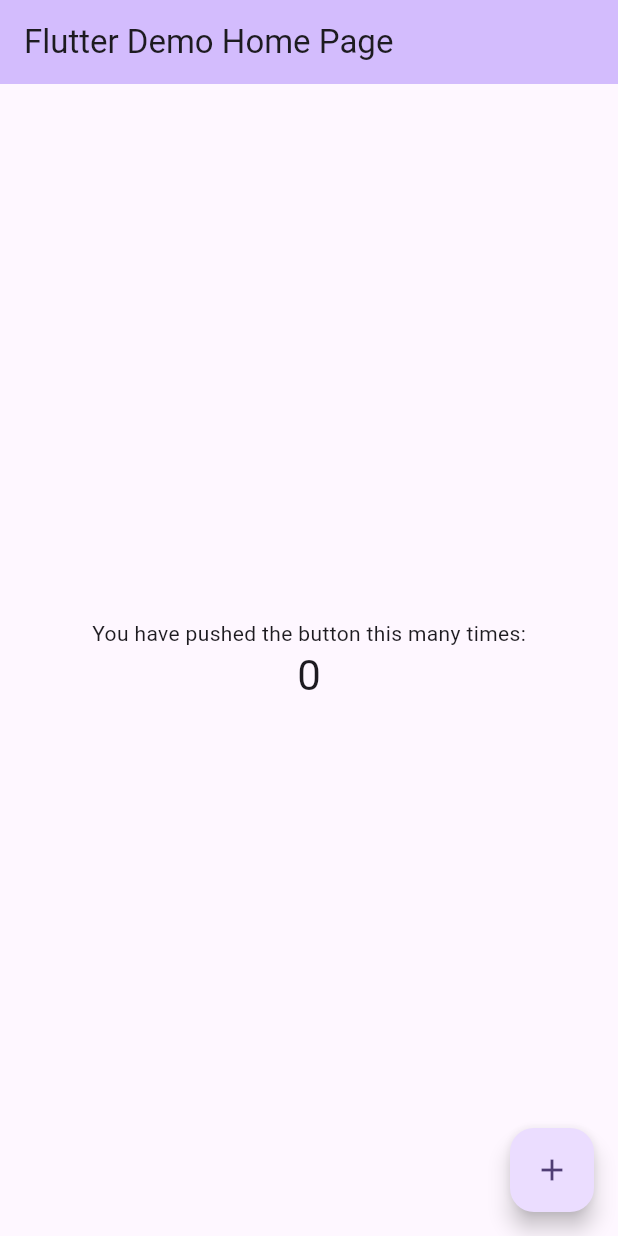
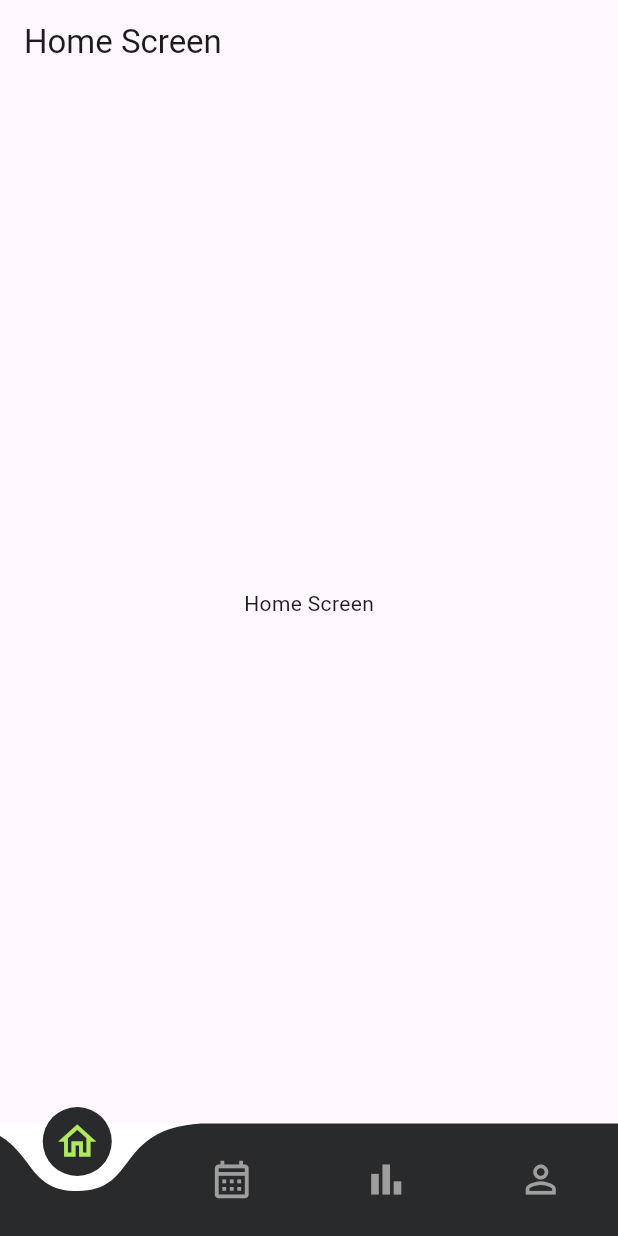
Before and after one commit to VitorRibe/Materia, a Flutter app: the screen it shows after launch, on a phone screen of 412 x 824 dp. Run offline on Flutter 3.47's test engine with Material 3 defaults, Android fonts, the phone set to English and light mode, and no system bars; drawn by our look-alikes of curved_navigation_bar.

Commit message:
A bottom navigation bar has been added, and templates have been created for the home, settings, periods, and control panel screens. A file has been added to define the application's colors.

```diff
--- /dev/null
+++ b/lib/app/res/colors.dart
@@ -0,0 +1,22 @@
+import 'package:flutter/material.dart';
+
+/* Define as cores do app */
+class AppColors {
+  static const Color primary = Color(0xFFB0EA5F);
+  static const Color primaryVariant = Color(0xFF3700B3);
+  static const Color secondary = Color(0xFF292A2C);
+  static const Color secondaryVariant = Color(0xFF018786);
+
+  static const Color background = Color(0xFF141414);
+  static const Color backgroundVariant1 = Color(0xFF002132);
+  static const Color backgroundVariant2 = Color(0xFF001425);
+  static const Color bottomNavBarBG = Color(0xFF161719);
+  static const Color surface = Color(0xFFFFFFFF);
+  static const Color error = Color(0xFFB00020);
+
+  static const Color onPrimary = Color(0xFFFFFFFF);
+  static const Color onSecondary = Color(0xFF000000);
+  static const Color onBackground = Color(0xFF000000);
+  static const Color onSurface = Color(0xFF000000);
+  static const Color onError = Color(0xFFFFFFFF);
+}
--- /dev/null
+++ b/lib/app/ui/screens/home_screen.dart
@@ -0,0 +1,25 @@
+import 'package:flutter/material.dart';
+
+/* Define a tela inicial */
+class HomeScreen extends StatefulWidget {
+  const HomeScreen({super.key});
+
+  @override
+  State<HomeScreen> createState() => _HomeScreenState();
+}
+
+class _HomeScreenState extends State<HomeScreen> {
+
+  @override
+  Widget build(BuildContext context) {
+    return Scaffold(
+      appBar: AppBar(
+        title: const Text('Home Screen'),
+        elevation: 0,
+      ),
+      body: Center(
+        child: Text('Home Screen'),
+      )
+    );
+  }
+}
--- /dev/null
+++ b/lib/app/ui/wrappers/main_screen.dart
@@ -0,0 +1,57 @@
+import 'package:curved_navigation_bar/curved_navigation_bar.dart';
+import 'package:flutter/material.dart';
+import 'package:materia/app/ui/screens/config_screen.dart';
+import 'package:materia/app/ui/screens/dash_screen.dart';
+import 'package:materia/app/ui/screens/home_screen.dart';
+import '../../res/colors.dart';
+import '../screens/periodo_screen.dart';
+
+/* Responsável pela navegação da botton navigation bar */
+class MainScreen extends StatefulWidget{
+  const MainScreen({super.key});
+
+  @override
+  State<MainScreen> createState() => _MainScreenState();
+}
+
+class _MainScreenState extends State<MainScreen> {
+  int _index = 0;
+
+  // Lista de telas da Botton Navigation Bar
+  final List<Widget> _telas = [
+    const HomeScreen(),
+    const PeriodoScreen(),
+    const DashboardScreen(),
+    const ConfigScreen()
+  ];
+
+  @override
+  Widget build(BuildContext context) {
+    final items = <Widget> [
+      Icon(Icons.home_outlined, size: 30, color: _index == 0 ? AppColors.primary : Colors.grey),
+      Icon(Icons.calendar_month_outlined, size: 30, color: _index == 1 ? AppColors.primary : Colors.grey),
+      Icon(Icons.bar_chart_outlined, size: 30, color: _index == 2 ? AppColors.primary : Colors.grey),
+      Icon(Icons.person_outline, size: 30, color: _index == 3 ? AppColors.primary : Colors.grey)
+    ];
+
+    return Scaffold(
+      // IndexedStack preserva o estado das telas (não recarrega ao trocar de aba)
+      body: IndexedStack(
+        index: _index,
+        children: _telas,
+      ),
+
+      bottomNavigationBar: CurvedNavigationBar(
+        backgroundColor: AppColors.surface,
+        buttonBackgroundColor: AppColors.secondary,
+        animationCurve: Curves.easeInOut,
+        color: AppColors.secondary,
+        animationDuration: Duration(milliseconds: 300),
+        height: 75,
+        items: items,
+        index: _index,
+        onTap: (index) => setState(() => _index = index),
+      )
+    );
+  }
+}
--- a/lib/main.dart
+++ b/lib/main.dart
@@ -1,4 +1,5 @@
 import 'package:flutter/material.dart';
+import 'package:materia/app/ui/wrappers/main_screen.dart';
 
 void main() {
   runApp(const MyApp());
@@ -7,116 +8,15 @@ void main() {
 class MyApp extends StatelessWidget {
   const MyApp({super.key});
 
-  // This widget is the root of your application.
   @override
   Widget build(BuildContext context) {
     return MaterialApp(
-      title: 'Flutter Demo',
+      debugShowCheckedModeBanner: false,
+      title: 'Materia',
       theme: ThemeData(
-        // This is the theme of your application.
-        //
-        // TRY THIS: Try running your application with "flutter run". You'll see
-        // the application has a purple toolbar. Then, without quitting the app,
-        // try changing the seedColor in the colorScheme below to Colors.green
-        // and then invoke "hot reload" (save your changes or press the "hot
-        // reload" button in a Flutter-supported IDE, or press "r" if you used
-        // the command line to start the app).
-        //
-        // Notice that the counter didn't reset back to zero; the application
-        // state is not lost during the reload. To reset the state, use hot
-        // restart instead.
-        //
-        // This works for code too, not just values: Most code changes can be
-        // tested with just a hot reload.
         colorScheme: ColorScheme.fromSeed(seedColor: Colors.deepPurple),
       ),
-      home: const MyHomePage(title: 'Flutter Demo Home Page'),
+      home: const MainScreen(),
     );
   }
 }
-
-class MyHomePage extends StatefulWidget {
-  const MyHomePage({super.key, required this.title});
-
-  // This widget is the home page of your application. It is stateful, meaning
-  // that it has a State object (defined below) that contains fields that affect
-  // how it looks.
-
-  // This class is the configuration for the state. It holds the values (in this
-  // case the title) provided by the parent (in this case the App widget) and
-  // used by the build method of the State. Fields in a Widget subclass are
-  // always marked "final".
-
-  final String title;
-
-  @override
-  State<MyHomePage> createState() => _MyHomePageState();
-}
-
-class _MyHomePageState extends State<MyHomePage> {
-  int _counter = 0;
-
-  void _incrementCounter() {
-    setState(() {
-      // This call to setState tells the Flutter framework that something has
-      // changed in this State, which causes it to rerun the build method below
-      // so that the display can reflect the updated values. If we changed
-      // _counter without calling setState(), then the build method would not be
-      // called again, and so nothing would appear to happen.
-      _counter++;
-    });
-  }
-
-  @override
-  Widget build(BuildContext context) {
-    // This method is rerun every time setState is called, for instance as done
-    // by the _incrementCounter method above.
-    //
-    // The Flutter framework has been optimized to make rerunning build methods
-    // fast, so that you can just rebuild anything that needs updating rather
-    // than having to individually change instances of widgets.
-    return Scaffold(
-      appBar: AppBar(
-        // TRY THIS: Try changing the color here to a specific color (to
-        // Colors.amber, perhaps?) and trigger a hot reload to see the AppBar
-        // change color while the other colors stay the same.
-        backgroundColor: Theme.of(context).colorScheme.inversePrimary,
-        // Here we take the value from the MyHomePage object that was created by
-        // the App.build method, and use it to set our appbar title.
-        title: Text(widget.title),
-      ),
-      body: Center(
-        // Center is a layout widget. It takes a single child and positions it
-        // in the middle of the parent.
-        child: Column(
-          // Column is also a layout widget. It takes a list of children and
-          // arranges them vertically. By default, it sizes itself to fit its
-          // children horizontally, and tries to be as tall as its parent.
-          //
-          // Column has various properties to control how it sizes itself and
-          // how it positions its children. Here we use mainAxisAlignment to
-          // center the children vertically; the main axis here is the vertical
-          // axis because Columns are vertical (the cross axis would be
-          // horizontal).
-          //
-          // TRY THIS: Invoke "debug painting" (choose the "Toggle Debug Paint"
-          // action in the IDE, or press "p" in the console), to see the
-          // wireframe for each widget.
-          mainAxisAlignment: MainAxisAlignment.center,
-          children: <Widget>[
-            const Text('You have pushed the button this many times:'),
-            Text(
-              '$_counter',
-              style: Theme.of(context).textTheme.headlineMedium,
-            ),
-          ],
-        ),
-      ),
-      floatingActionButton: FloatingActionButton(
-        onPressed: _incrementCounter,
-        tooltip: 'Increment',
-        child: const Icon(Icons.add),
-      ), // This trailing comma makes auto-formatting nicer for build methods.
-    );
-  }
-}
--- a/pubspec.yaml
+++ b/pubspec.yaml
@@ -34,6 +34,7 @@ dependencies:
   # The following adds the Cupertino Icons font to your application.
   # Use with the CupertinoIcons class for iOS style icons.
   cupertino_icons: ^1.0.8
+  curved_navigation_bar: ^1.0.6
 
 dev_dependencies:
   flutter_test:
```
Also changed, not shown: lib/app/ui/screens/config_screen.dart (added, +25 -0 lines), lib/app/ui/screens/dash_screen.dart (added, +25 -0 lines), lib/app/ui/screens/periodo_screen.dart (added, +25 -0 lines), pubspec.lock, 2 other files.
